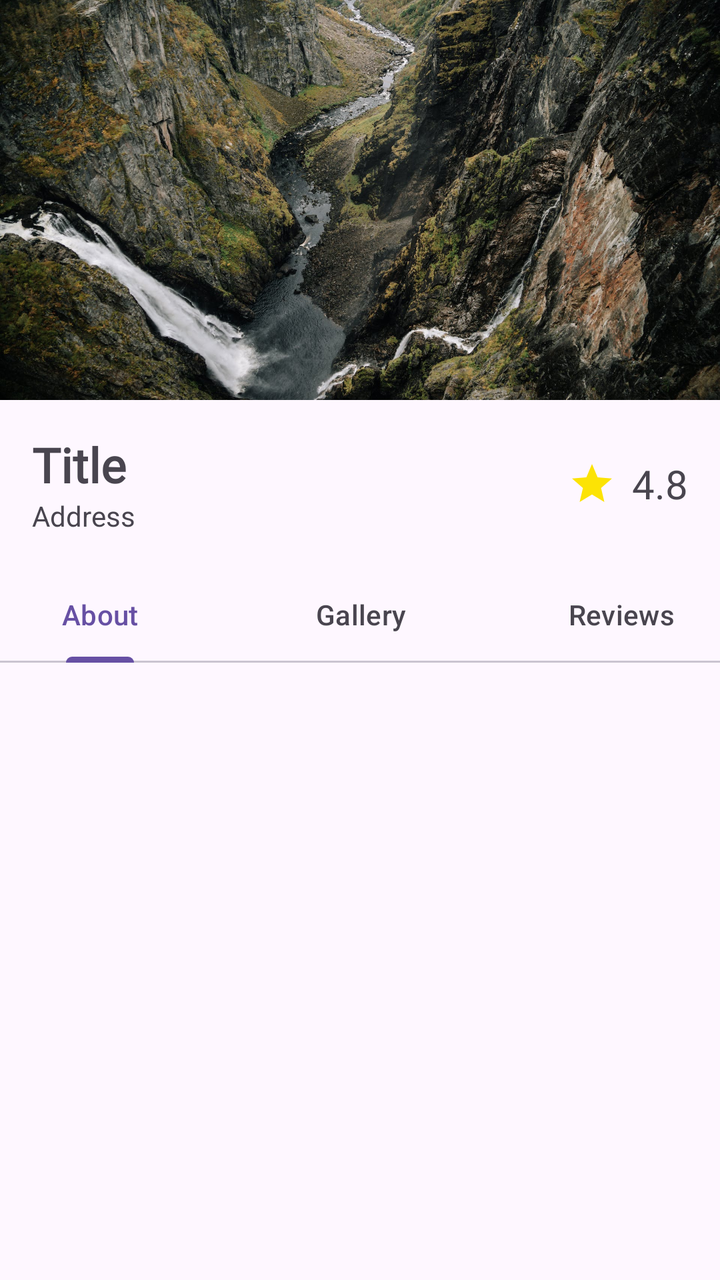
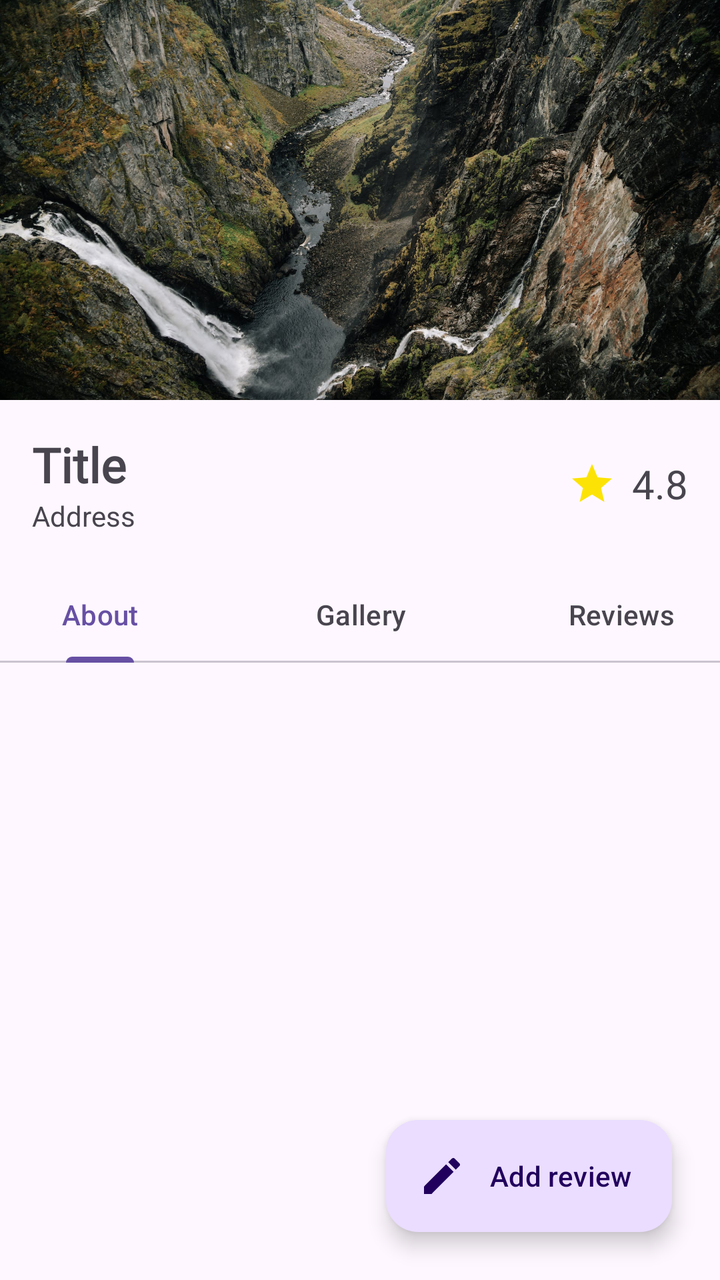

Before-and-after screenshots of an Android layout around one commit, followed by the original layout XML and the change that was made.
<!-- AndroidManifest.xml: application theme Theme.RmmcTourism -->
<!-- res/layout/activity_destination_detail.xml -->
<?xml version="1.0" encoding="utf-8"?>
<androidx.constraintlayout.widget.ConstraintLayout xmlns:android="http://schemas.android.com/apk/res/android"
    xmlns:app="http://schemas.android.com/apk/res-auto"
    xmlns:tools="http://schemas.android.com/tools"
    android:layout_width="match_parent"
    android:layout_height="match_parent"
    tools:context=".views.DestinationDetail">

    <ImageView
        android:id="@+id/imageView9"
        android:layout_width="wrap_content"
        android:layout_height="200dp"
        android:scaleType="centerCrop"
        app:layout_constraintEnd_toEndOf="parent"
        app:layout_constraintStart_toStartOf="parent"
        app:layout_constraintTop_toTopOf="parent"
        app:srcCompat="@drawable/bg_splash" />

    <TextView
        android:id="@+id/tv_destination_detail_title"
        android:layout_width="0dp"
        android:layout_height="wrap_content"
        android:layout_marginStart="16dp"
        android:layout_marginTop="16dp"
        android:layout_marginEnd="16dp"
        android:fontFamily="@font/inter_bold"
        android:text="Title"
        android:textSize="24sp"
        android:textStyle="bold"
        app:layout_constraintEnd_toStartOf="@+id/imageView10"
        app:layout_constraintStart_toStartOf="parent"
        app:layout_constraintTop_toBottomOf="@+id/imageView9" />

    <TextView
        android:id="@+id/tv_destination_detail_address"
        android:layout_width="0dp"
        android:layout_height="wrap_content"
        android:layout_marginStart="16dp"
        android:layout_marginEnd="16dp"
        android:text="Address"
        app:layout_constraintEnd_toStartOf="@+id/imageView10"
        app:layout_constraintStart_toStartOf="parent"
        app:layout_constraintTop_toBottomOf="@+id/tv_destination_detail_title" />

    <ImageView
        android:id="@+id/imageView10"
        android:layout_width="wrap_content"
        android:layout_height="wrap_content"
        android:layout_marginEnd="8dp"
        app:layout_constraintBottom_toBottomOf="@+id/tv_destination_detail_rating"
        app:layout_constraintEnd_toStartOf="@+id/tv_destination_detail_rating"
        app:layout_constraintTop_toTopOf="@+id/tv_destination_detail_rating"
        app:srcCompat="@drawable/ic_rating" />

    <TextView
        android:id="@+id/tv_destination_detail_rating"
        android:layout_width="wrap_content"
        android:layout_height="wrap_content"
        android:layout_marginEnd="16dp"
        android:fontFamily="@font/inter_medium"
        android:text="4.8"
        android:textSize="20sp"
        app:layout_constraintBottom_toBottomOf="@+id/tv_destination_detail_address"
        app:layout_constraintEnd_toEndOf="parent"
        app:layout_constraintTop_toTopOf="@+id/tv_destination_detail_title" />

    <com.google.android.material.tabs.TabLayout
        android:id="@+id/tl_destination_details"
        android:layout_width="391dp"
        android:layout_height="wrap_content"
        android:layout_marginTop="16dp"
        app:layout_constraintEnd_toEndOf="parent"
        app:layout_constraintStart_toStartOf="parent"
        app:layout_constraintTop_toBottomOf="@+id/tv_destination_detail_address">

        <com.google.android.material.tabs.TabItem
            android:layout_width="wrap_content"
            android:layout_height="wrap_content"
            android:text="About" />

        <com.google.android.material.tabs.TabItem
            android:layout_width="wrap_content"
            android:layout_height="wrap_content"
            android:text="Gallery" />

        <com.google.android.material.tabs.TabItem
            android:layout_width="wrap_content"
            android:layout_height="wrap_content"
            android:text="Reviews" />
    </com.google.android.material.tabs.TabLayout>

    <androidx.viewpager2.widget.ViewPager2
        android:id="@+id/vp_destination_details"
        android:layout_width="0dp"
        android:layout_height="0dp"
        android:layout_marginTop="1dp"
        app:layout_constraintBottom_toBottomOf="parent"
        app:layout_constraintEnd_toEndOf="parent"
        app:layout_constraintStart_toStartOf="parent"
        app:layout_constraintTop_toBottomOf="@+id/tl_destination_details" />
</androidx.constraintlayout.widget.ConstraintLayout>
<!-- resources referenced by this layout -->
<resources>
  <!-- drawable bg_splash: jpg bitmap (drawable, 516268 bytes) -->
  <!-- drawable ic_rating (drawable) -->
  <vector android:height="24dp" android:tint="#FCE305"
      android:viewportHeight="24" android:viewportWidth="24"
      android:width="24dp" xmlns:android="http://schemas.android.com/apk/res/android">
      <path android:fillColor="@android:color/white" android:pathData="M12,17.27L18.18,21l-1.64,-7.03L22,9.24l-7.19,-0.61L12,2 9.19,8.63 2,9.24l5.46,4.73L5.82,21z"/>
  </vector>
  <style name="Theme.RmmcTourism" parent="Base.Theme.RmmcTourism" />
  <style name="Base.Theme.RmmcTourism" parent="Theme.Material3.DayNight.NoActionBar">
          
          
      </style>
</resources>

<!-- the commit's change to res/layout/activity_destination_detail.xml (unified diff, before → after) -->
@@ -5,6 +5,20 @@
     android:layout_width="match_parent"
     android:layout_height="match_parent"
     tools:context=".views.DestinationDetail">
+
+    <com.google.android.material.floatingactionbutton.ExtendedFloatingActionButton
+        android:id="@+id/fav_destination_detail_add_review"
+        style="@style/Widget.Material3.ExtendedFloatingActionButton.Icon.Primary"
+        android:layout_width="wrap_content"
+        android:layout_height="wrap_content"
+        android:layout_marginEnd="24dp"
+        android:layout_marginBottom="24dp"
+        android:clickable="true"
+        android:src="@drawable/ic_edit_profile"
+        android:text="Add review"
+        app:icon="@drawable/ic_edit_profile"
+        app:layout_constraintBottom_toBottomOf="parent"
+        app:layout_constraintEnd_toEndOf="parent" />
 
     <ImageView
         android:id="@+id/imageView9"
<!-- resource entries referenced after the edit -->
@@ -1,6 +1,12 @@
 <!-- resources referenced by this layout -->
 <resources>
   <!-- drawable bg_splash: jpg bitmap (drawable, 516268 bytes) -->
+  <!-- drawable ic_edit_profile (drawable) -->
+  <vector android:height="24dp" android:tint="#000000"
+      android:viewportHeight="24" android:viewportWidth="24"
+      android:width="24dp" xmlns:android="http://schemas.android.com/apk/res/android">
+      <path android:fillColor="@android:color/white" android:pathData="M3,17.25V21h3.75L17.81,9.94l-3.75,-3.75L3,17.25zM20.71,7.04c0.39,-0.39 0.39,-1.02 0,-1.41l-2.34,-2.34c-0.39,-0.39 -1.02,-0.39 -1.41,0l-1.83,1.83 3.75,3.75 1.83,-1.83z"/>
+  </vector>
   <!-- drawable ic_rating (drawable) -->
   <vector android:height="24dp" android:tint="#FCE305"
       android:viewportHeight="24" android:viewportWidth="24"
